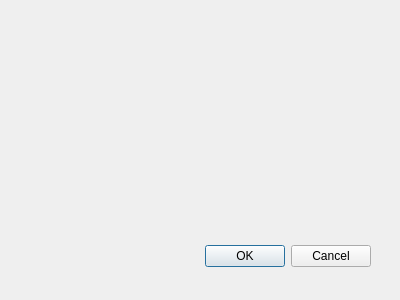
Qt form SheetMapImporter_dialog_base.ui (yoichigmf/sheetmapimporter) before a commit.
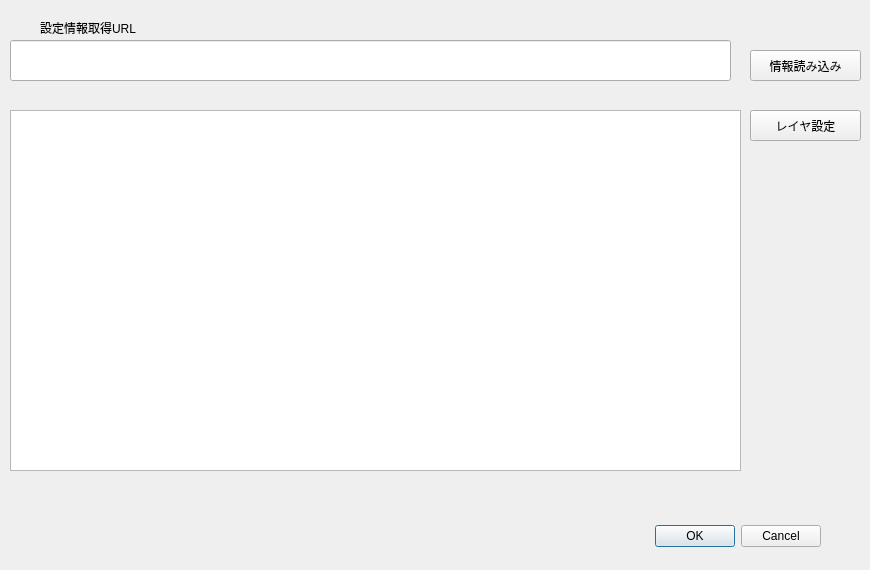
The same form after that commit.

Commit message: import layer config from Google Spread Sheet

What changed in the file:
```diff
--- a/SheetMapImporter_dialog_base.ui
+++ b/SheetMapImporter_dialog_base.ui
@@ -1,22 +1,28 @@
 <ui version="4.0" >
  <class>SheetMapImporterDialogBase</class>
- <widget class="QDialog" name="SheetMapImporterDialogBase" >
-  <property name="geometry" >
+ <widget class="QDialog" name="SheetMapImporterDialogBase">
+  <property name="geometry">
    <rect>
     <x>0</x>
     <y>0</y>
-    <width>400</width>
-    <height>300</height>
+    <width>870</width>
+    <height>570</height>
    </rect>
   </property>
-  <property name="windowTitle" >
-   <string>SheetMapImporter</string>
+  <property name="minimumSize">
+   <size>
+    <width>870</width>
+    <height>570</height>
+   </size>
   </property>
-  <widget class="QDialogButtonBox" name="button_box" >
-   <property name="geometry" >
+  <property name="windowTitle">
+   <string>Google Sheet Map Importer</string>
+  </property>
+  <widget class="QDialogButtonBox" name="button_box">
+   <property name="geometry">
     <rect>
-     <x>30</x>
-     <y>240</y>
+     <x>480</x>
+     <y>520</y>
      <width>341</width>
      <height>32</height>
     </rect>
@@ -28,6 +34,65 @@
     <set>QDialogButtonBox::Cancel|QDialogButtonBox::Ok</set>
    </property>
   </widget>
+  <widget class="QLineEdit" name="lineEditURL">
+   <property name="geometry">
+    <rect>
+     <x>10</x>
+     <y>40</y>
+     <width>721</width>
+     <height>41</height>
+    </rect>
+   </property>
+  </widget>
+  <widget class="QPushButton" name="pushButtonRD">
+   <property name="geometry">
+    <rect>
+     <x>750</x>
+     <y>50</y>
+     <width>111</width>
+     <height>31</height>
+    </rect>
+   </property>
+   <property name="text">
+    <string>情報読み込み</string>
+   </property>
+  </widget>
+  <widget class="QTableWidget" name="tableInfo">
+   <property name="geometry">
+    <rect>
+     <x>10</x>
+     <y>110</y>
+     <width>731</width>
+     <height>361</height>
+    </rect>
+   </property>
+  </widget>
+  <widget class="QPushButton" name="pushButtonSet">
+   <property name="geometry">
+    <rect>
+     <x>750</x>
+     <y>110</y>
+     <width>111</width>
+     <height>31</height>
+    </rect>
+   </property>
+   <property name="text">
+    <string>レイヤ設定</string>
+   </property>
+  </widget>
+  <widget class="QLabel" name="label">
+   <property name="geometry">
+    <rect>
+     <x>40</x>
+     <y>20</y>
+     <width>161</width>
+     <height>16</height>
+    </rect>
+   </property>
+   <property name="text">
+    <string>設定情報取得URL</string>
+   </property>
+  </widget>
  </widget>
  <resources/>
  <connections>
```
Left out of the diff: 31 changed lines with no effect on the pictures. The commit also changes 1 other file.
